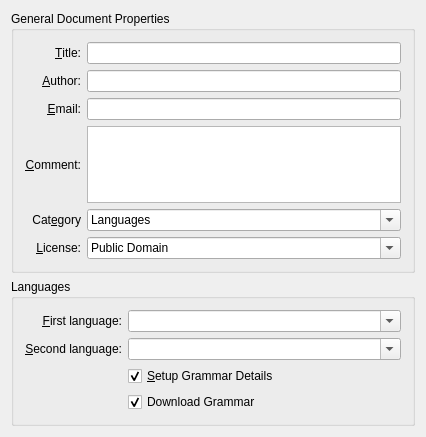
The window that src/settings/documentproperties.ui (KDE/parley) describes before a commit, drawn with Qt 5.
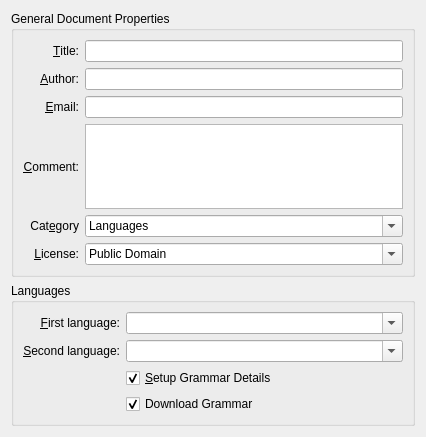
The same window after the commit. Custom widgets are drawn as their Qt base class.

What changed in the file:
```diff
--- a/src/settings/documentproperties.ui
+++ b/src/settings/documentproperties.ui
@@ -317,7 +317,6 @@
    </item>
   </layout>
  </widget>
- <layoutdefault spacing="6" margin="11" />
  <customwidgets>
   <customwidget>
    <class>KComboBox</class>
```
